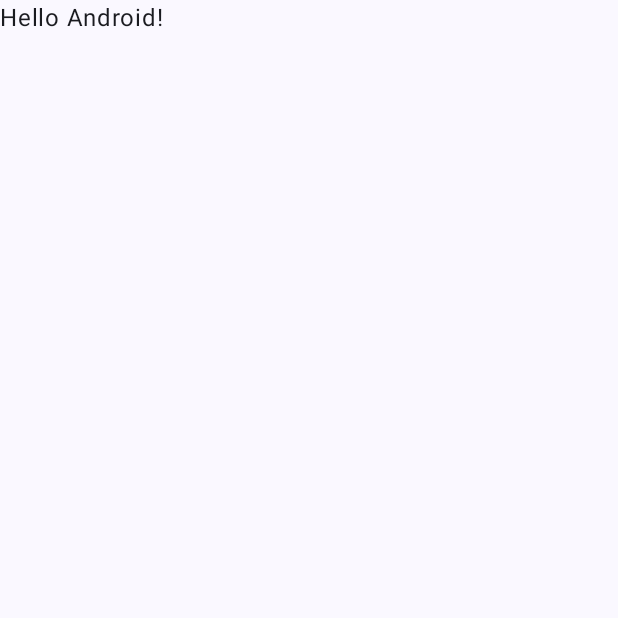
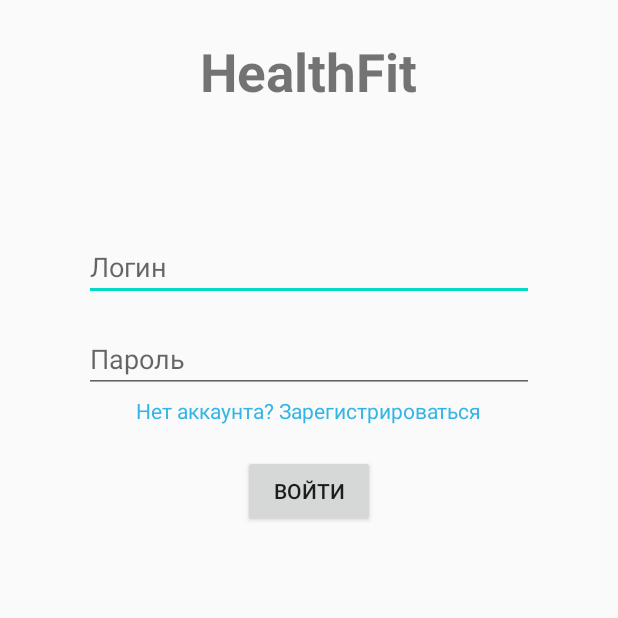
Before and after one commit to pphenomen/health-fit, an Android app built with Jetpack Compose: the screen it shows after launch (MainActivity before the commit, LoginActivity after it), on a phone screen of 412 x 824 dp, the top half of it. Before the commit the part shown is almost empty. Run offline under Robolectric (Android 15) with nearby library versions, the phone set to English and light mode, and no system bars.

Commit message:
ЛР1: xml layouts & values

```diff
--- a/app/build.gradle.kts
+++ b/app/build.gradle.kts
@@ -49,6 +49,7 @@ dependencies {
     implementation(libs.androidx.compose.ui.graphics)
     implementation(libs.androidx.compose.ui.tooling.preview)
     implementation(libs.androidx.compose.material3)
+    implementation(libs.androidx.appcompat)
     testImplementation(libs.junit)
     androidTestImplementation(libs.androidx.junit)
     androidTestImplementation(libs.androidx.espresso.core)
--- a/app/src/main/AndroidManifest.xml
+++ b/app/src/main/AndroidManifest.xml
@@ -12,16 +12,15 @@
         android:supportsRtl="true"
         android:theme="@style/Theme.Healthfit">
         <activity
-            android:name=".MainActivity"
+            android:name=".LoginActivity"
             android:exported="true"
-            android:label="@string/app_name"
             android:theme="@style/Theme.Healthfit">
             <intent-filter>
                 <action android:name="android.intent.action.MAIN" />
-
                 <category android:name="android.intent.category.LAUNCHER" />
             </intent-filter>
         </activity>
+        <activity android:name=".DiaryActivity" />
     </application>
 
 </manifest>
--- /dev/null
+++ b/app/src/main/java/com/example/healthfit/LoginActivity.kt
@@ -0,0 +1,21 @@
+package com.example.healthfit
+
+import android.content.Intent
+import android.os.Bundle
+import android.widget.Button
+import androidx.appcompat.app.AppCompatActivity
+
+class LoginActivity : AppCompatActivity() {
+    override fun onCreate(savedInstanceState: Bundle?) {
+        super.onCreate(savedInstanceState)
+        setContentView(R.layout.activity_login)
+
+        val buttonLogin: Button = findViewById(R.id.buttonLogin)
+        // временный редирект сразу в дневник
+        buttonLogin.setOnClickListener {
+            val intent = Intent(this, DiaryActivity::class.java)
+            startActivity(intent)
+            finish()
+        }
+    }
+}
--- a/app/src/main/java/com/example/healthfit/MainActivity.kt
+++ /dev/null
@@ -1,47 +0,0 @@
-package com.example.healthfit
-
-import android.os.Bundle
-import androidx.activity.ComponentActivity
-import androidx.activity.compose.setContent
-import androidx.activity.enableEdgeToEdge
-import androidx.compose.foundation.layout.fillMaxSize
-import androidx.compose.foundation.layout.padding
-import androidx.compose.material3.Scaffold
-import androidx.compose.material3.Text
-import androidx.compose.runtime.Composable
-import androidx.compose.ui.Modifier
-import androidx.compose.ui.tooling.preview.Preview
-import com.example.healthfit.ui.theme.HealthfitTheme
-
-class MainActivity : ComponentActivity() {
-    override fun onCreate(savedInstanceState: Bundle?) {
-        super.onCreate(savedInstanceState)
-        enableEdgeToEdge()
-        setContent {
-            HealthfitTheme {
-                Scaffold(modifier = Modifier.fillMaxSize()) { innerPadding ->
-                    Greeting(
-                        name = "Android",
-                        modifier = Modifier.padding(innerPadding)
-                    )
-                }
-            }
-        }
-    }
-}
-
-@Composable
-fun Greeting(name: String, modifier: Modifier = Modifier) {
-    Text(
-        text = "Hello $name!",
-        modifier = modifier
-    )
-}
-
-@Preview(showBackground = true)
-@Composable
-fun GreetingPreview() {
-    HealthfitTheme {
-        Greeting("Android")
-    }
-}
--- /dev/null
+++ b/app/src/main/res/layout/activity_login.xml
@@ -0,0 +1,49 @@
+<LinearLayout xmlns:android="http://schemas.android.com/apk/res/android"
+    android:layout_width="match_parent"
+    android:layout_height="match_parent"
+    android:orientation="vertical"
+    android:padding="16dp"
+    android:gravity="center_horizontal">
+
+    <TextView
+        android:id="@+id/title"
+        android:layout_width="wrap_content"
+        android:layout_height="wrap_content"
+        android:text="@string/app_name"
+        android:textSize="35sp"
+        android:textStyle="bold"
+        android:padding="8dp" />
+
+    <EditText
+        android:id="@+id/editLogin"
+        android:layout_width="300dp"
+        android:layout_height="wrap_content"
+        android:hint="@string/login_hint"
+        android:inputType="text"
+        android:layout_marginTop="76dp" />
+
+    <EditText
+        android:id="@+id/editPassword"
+        android:layout_width="300dp"
+        android:layout_height="wrap_content"
+        android:hint="@string/password_hint"
+        android:inputType="textPassword"
+        android:layout_marginTop="16dp" />
+
+    <TextView
+        android:id="@+id/registerLink"
+        android:layout_width="wrap_content"
+        android:layout_height="wrap_content"
+        android:text="@string/register_link"
+        android:textColor="@android:color/holo_blue_light"
+        android:clickable="true"
+        android:focusable="true"
+        android:layout_marginTop="2dp" />
+
+    <Button
+        android:id="@+id/buttonLogin"
+        android:layout_width="wrap_content"
+        android:layout_height="wrap_content"
+        android:text="@string/login_button"
+        android:layout_marginTop="20dp" />
+</LinearLayout>
--- a/app/src/main/res/values/strings.xml
+++ b/app/src/main/res/values/strings.xml
@@ -1,3 +1,14 @@
 <resources>
-    <string name="app_name">healthfit</string>
+    <string name="app_name">HealthFit</string>
+    <string name="login_hint">Логин</string>
+    <string name="password_hint">Пароль</string>
+    <string name="login_button">Войти</string>
+    <string name="register_link">Нет аккаунта? Зарегистрироваться</string>
+    <string name="diary_title">Дневник питания</string>
+    <string name="morning_title">Завтрак</string>
+    <string name="lunch_title">Обед</string>
+    <string name="dinner_title">Ужин</string>
+    <string name="snack_title">Перекус</string>
+    <string name="kbju_placeholder">Калории: 0, Б: 0, Ж: 0, У: 0</string>
+    <string name="add_button">+</string>
 </resources>
--- a/app/src/main/res/values/themes.xml
+++ b/app/src/main/res/values/themes.xml
@@ -1,5 +1,8 @@
 <?xml version="1.0" encoding="utf-8"?>
 <resources>
-
-    <style name="Theme.Healthfit" parent="android:Theme.Material.Light.NoActionBar" />
+    <style name="Theme.Healthfit" parent="Theme.AppCompat.Light.NoActionBar">
+        <item name="colorPrimary">@color/purple_500</item>
+        <item name="colorPrimaryDark">@color/purple_700</item>
+        <item name="colorAccent">@color/teal_200</item>
+    </style>
 </resources>
--- a/gradle/libs.versions.toml
+++ b/gradle/libs.versions.toml
@@ -8,6 +8,7 @@ espressoCore = "3.7.0"
 lifecycleRuntimeKtx = "2.9.3"
 activityCompose = "1.11.0"
 composeBom = "2024.09.00"
+appcompat = "1.7.1"
 
 [libraries]
 androidx-core-ktx = { group = "androidx.core", name = "core-ktx", version.ref = "coreKtx" }
@@ -24,6 +25,7 @@ androidx-compose-ui-tooling-preview = { group = "androidx.compose.ui", name = "u
 androidx-compose-ui-test-manifest = { group = "androidx.compose.ui", name = "ui-test-manifest" }
 androidx-compose-ui-test-junit4 = { group = "androidx.compose.ui", name = "ui-test-junit4" }
 androidx-compose-material3 = { group = "androidx.compose.material3", name = "material3" }
+androidx-appcompat = { group = "androidx.appcompat", name = "appcompat", version.ref = "appcompat" }
 
 [plugins]
 android-application = { id = "com.android.application", version.ref = "agp" }
```
Also changed, not shown: app/src/main/java/com/example/healthfit/DiaryActivity.kt (added, +12 -0 lines), app/src/main/res/layout/activity_diary.xml (added, +128 -0 lines).
